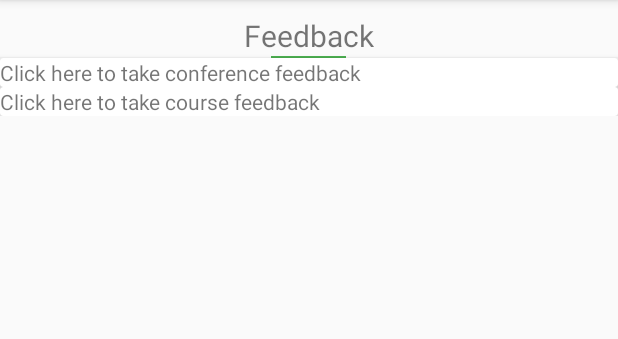
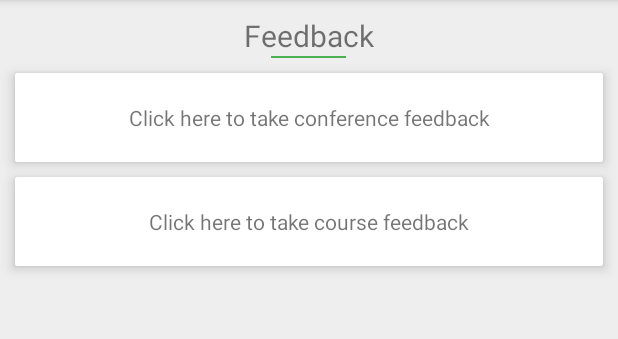
Before and after one commit to rphovley/storymakerevents, an Android app: the fragment FeedbackFragment shown on its own in the app's theme, on a phone screen of 412 x 824 dp, the part 84-423 px from its top. Run offline under Robolectric (Android 15) with nearby library versions, the phone set to English and light mode, and no system bars; network calls fail.

Commit message:
Feedback page, clickable home card with next class, + button just on home page

```diff
--- a/app/src/main/java/innatemobile/storymakerevents/Fragments/FeedbackFragment.java
+++ b/app/src/main/java/innatemobile/storymakerevents/Fragments/FeedbackFragment.java
@@ -24,7 +24,8 @@ public class FeedbackFragment extends Fragment {
     public View onCreateView(LayoutInflater inflater, ViewGroup container,
                              Bundle savedInstanceState) {
         // Inflate the layout for this fragment
-        return inflater.inflate(R.layout.fragment_feedback, container, false);
+        View view = inflater.inflate(R.layout.fragment_feedback, container, false);
+        return view;
     }
 
 }
--- /dev/null
+++ b/app/src/main/res/drawable/home_next_card_selector.xml
@@ -0,0 +1,5 @@
+<?xml version="1.0" encoding="utf-8"?>
+<selector xmlns:android="http://schemas.android.com/apk/res/android">
+    <item android:state_pressed="true"
+        android:drawable="@drawable/nextCardBackgroundPressed"/> <!-- pressed --><!-- default -->
+</selector>
--- a/app/src/main/res/layout/fragment_feedback.xml
+++ b/app/src/main/res/layout/fragment_feedback.xml
@@ -1,10 +1,13 @@
 <?xml version="1.0" encoding="utf-8"?>
 <LinearLayout xmlns:android="http://schemas.android.com/apk/res/android"
-    android:orientation="vertical" android:layout_width="match_parent"
-    android:layout_height="match_parent">
+    xmlns:app="http://schemas.android.com/apk/res-auto"
+    android:orientation="vertical"
+    android:layout_width="match_parent"
+    android:layout_height="match_parent"
+    android:background="@color/colorPrimaryBackground">
     <LinearLayout
         android:layout_width="match_parent"
-        android:layout_height="wrap_content"
+        android:layout_height="match_parent"
         android:layout_marginTop="@dimen/margin"
         android:orientation="vertical">
         <innatemobile.storymakerevents.CustomViews.RobotoTextView
@@ -17,19 +20,32 @@
             style="@style/top_header_border"/>
         <android.support.v7.widget.CardView
             android:layout_width="match_parent"
-            android:layout_height="wrap_content">
+            android:layout_height="wrap_content"
+            app:cardCornerRadius="2dp"
+            style="@style/card">
             <innatemobile.storymakerevents.CustomViews.RobotoTextView
                 android:layout_width="match_parent"
                 android:layout_height="wrap_content"
-                android:text="@string/sConferenceFeedback"/>
+                android:gravity="center"
+                android:padding="@dimen/large_margin"
+                android:text="@string/sConferenceFeedback"
+                style="@style/clicakableCard"/>
         </android.support.v7.widget.CardView>
         <android.support.v7.widget.CardView
             android:layout_width="match_parent"
-            android:layout_height="wrap_content">
+            android:layout_height="wrap_content"
+            android:layout_marginLeft="@dimen/margin"
+            android:layout_marginRight="@dimen/margin"
+            android:layout_marginTop="@dimen/margin"
+            app:cardCornerRadius="2dp"
+            style="@style/card">
             <innatemobile.storymakerevents.CustomViews.RobotoTextView
                 android:layout_width="match_parent"
                 android:layout_height="wrap_content"
-                android:text="@string/sCourseFeedback"/>
+                android:gravity="center"
+                android:padding="@dimen/large_margin"
+                android:text="@string/sCourseFeedback"
+                style="@style/clicakableCard"/>
         </android.support.v7.widget.CardView>
     </LinearLayout>
 </LinearLayout>
--- a/app/src/main/res/values/colors.xml
+++ b/app/src/main/res/values/colors.xml
@@ -11,6 +11,8 @@
     <!--DRAWABLES FOR ON CLICK CARDS-->
     <drawable name="colorCardBackground">@color/white</drawable>
     <drawable name="colorCardBackgroundPressed">@color/grey_200</drawable>
+    <drawable name="nextCardBackground">@color/colorPrimaryDark</drawable>
+    <drawable name="nextCardBackgroundPressed">#33000000</drawable>
     <!--DRAWABLES FOR ON CLICK CARDS-->
     <!--GO TO https://design.google.com/icons/ FOR ICON LINKS-->
     <!-- Material Design - Color Palette -->
--- a/app/src/main/res/values/styles.xml
+++ b/app/src/main/res/values/styles.xml
@@ -23,9 +23,11 @@
         <item name="android:gravity">center</item>
     </style>
     <!--CLICKABLE TEXT ITEMS-->
-    <style name="clickableLightText" parent="defaultText">
+    <style name="defaultText.light">
+        <item name="android:textColor">@color/text_color_light</item>
+    </style>
+    <style name="defaultText.light.clickable">
         <item name="android:clickable">true</item>
-        <item name="android:textColor">@color/text_color_light</item>
     </style>
     <!--CLICKABLE TEXT ITEMS-->
     <style name="top_header_border">
```
Also changed, not shown: app/src/main/java/innatemobile/storymakerevents/Activities/MainActivity.java (+21 -10 lines), app/src/main/java/innatemobile/storymakerevents/Adapters/UpcomingScheduleAdapter.java (+13 -2 lines), app/src/main/java/innatemobile/storymakerevents/Fragments/HomeFragment.java (+18 -2 lines), app/src/main/res/layout/activity_main.xml (+1 -8 lines), app/src/main/res/layout/fixed_home_recyclerview_content.xml (+8 -11 lines), app/src/main/res/layout/fragment_home.xml (+9 -0 lines).
